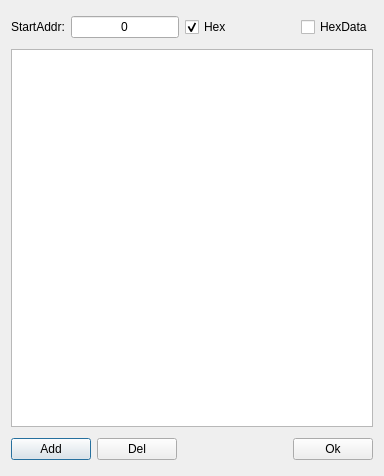
Old version of the form modbusrtuwritedatadialog.ui in the repository HEYAHONG/cutecom-ng.
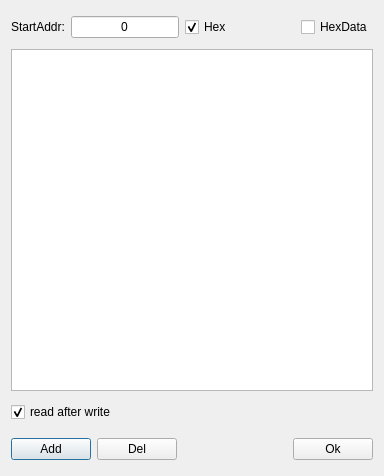
New version of the form.

```diff
--- a/modbusrtuwritedatadialog.ui
+++ b/modbusrtuwritedatadialog.ui
@@ -92,6 +92,26 @@
        </property>
       </widget>
      </item>
+     <item>
+      <layout class="QHBoxLayout" name="horizontalLayout_3">
+       <property name="topMargin">
+        <number>5</number>
+       </property>
+       <property name="bottomMargin">
+        <number>5</number>
+       </property>
+       <item>
+        <widget class="QCheckBox" name="ReadAfterWrite">
+         <property name="text">
+          <string>read after write</string>
+         </property>
+         <property name="checked">
+          <bool>true</bool>
+         </property>
+        </widget>
+       </item>
+      </layout>
+     </item>
      <item>
       <layout class="QHBoxLayout" name="horizontalLayout_2">
        <property name="leftMargin">
```
